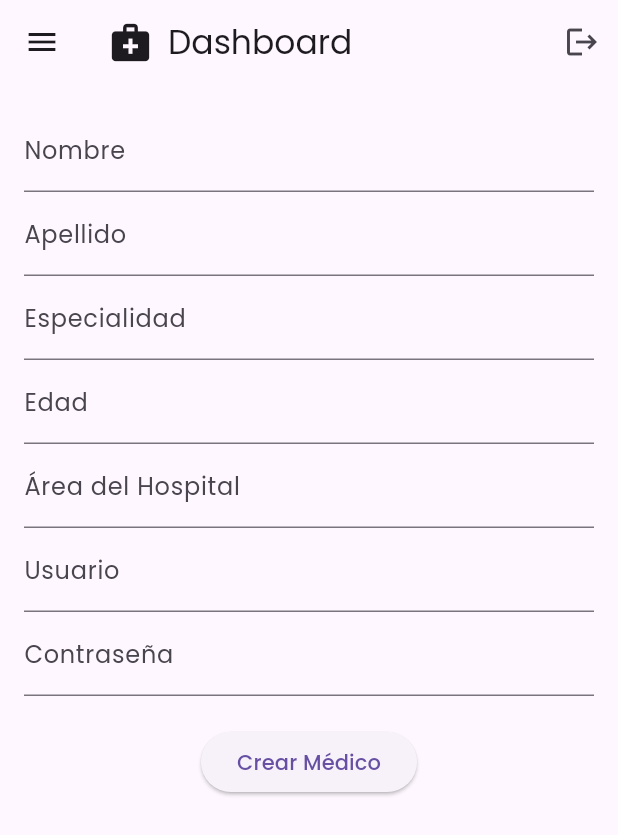
After one commit to manuelduarte077/news-analyzer-api, a Flutter app: the DashboardScreen screen opened by its route, in the side drawer, after a tap on "Crear Médico", on a phone screen of 412 x 824 dp. The commit adds this screen. Shown: the top 835 px of the screen. Run offline on Flutter 3.47's test engine with Material 3 defaults, Android fonts, the phone set to English and light mode, and no system bars; drawn by our look-alikes of toastification; our stand-ins replace firebase_auth, firebase_core, firebase_crashlytics, flutter_riverpod, flutter_screenutil, go_router and 1 more; accounts and stored records are empty; network calls fail; statements that could not run were skipped.

Commit message:
feat: implement dashboard with navigation

```diff
--- a/dashboard/lib/app/app.dart
+++ b/dashboard/lib/app/app.dart
@@ -34,7 +34,7 @@ class MyApp extends StatelessWidget {
                 ),
                 GoRoute(
                   path: '/home',
-                  builder: (context, state) => const HomePage(),
+                  builder: (context, state) => const DashboardScreen(),
                 ),
               ],
               redirect: (context, state) {
@@ -54,6 +54,7 @@ class MyApp extends StatelessWidget {
                 alignment: Alignment.topRight,
               ),
               child: MaterialApp.router(
+                debugShowCheckedModeBanner: false,
                 routerConfig: router,
                 theme: AppTheme.light,
                 title: 'DaktarLamara Dashboard',
--- a/dashboard/lib/features/home/home_page.dart
+++ b/dashboard/lib/features/home/home_page.dart
@@ -1,18 +1,43 @@
 import 'package:flutter/material.dart';
 import 'package:provider/provider.dart';
+import 'package:go_router/go_router.dart';
 import '../auth/provider/auth_provider.dart';
-import 'package:go_router/go_router.dart';
+import '../clinica/clinica_list.dart';
+import '../medico/medico_form.dart';
+import '../medico/medico_list.dart';
+import '../settings/settings.dart';
 
-class HomePage extends StatelessWidget {
-  const HomePage({super.key});
+class DashboardScreen extends StatefulWidget {
+  const DashboardScreen({super.key});
+
+  @override
+  State<DashboardScreen> createState() => _DashboardScreenState();
+}
+
+class _DashboardScreenState extends State<DashboardScreen> {
+  int _selectedIndex = 0;
+
+  final List<Widget> _sections = [
+    const MedicoListScreen(),
+    MedicoFormScreen(),
+    const SettingsScreen(),
+    const ClinicaListScreen(),
+  ];
 
   @override
   Widget build(BuildContext context) {
-    final authProvider = Provider.of<AuthProvider>(context);
+    final bool isMobile = MediaQuery.of(context).size.width < 600;
+    final authProvider = Provider.of<AuthProvider>(context, listen: false);
 
     return Scaffold(
       appBar: AppBar(
-        title: const Text('Admin Home'),
+        title: const Row(
+          children: [
+            Icon(Icons.medical_services, size: 30),
+            SizedBox(width: 10),
+            Text('Dashboard'),
+          ],
+        ),
         actions: [
           IconButton(
             icon: const Icon(Icons.logout),
@@ -23,12 +48,54 @@ class HomePage extends StatelessWidget {
           ),
         ],
       ),
-      body: const Center(
-        child: Text(
-          'Bienvenido, administrador!',
-          style: TextStyle(fontSize: 24),
-        ),
+      drawer: isMobile ? _buildDrawer() : null,
+      body: Row(
+        children: [
+          if (!isMobile) _buildSidebar(),
+          Expanded(child: _sections[_selectedIndex]),
+        ],
       ),
     );
   }
+
+  Widget _buildDrawer() {
+    return Drawer(
+      child: ListView(
+        children: _buildMenuItems(),
+      ),
+    );
+  }
+
+  Widget _buildSidebar() {
+    return Container(
+      width: 250,
+      color: Colors.grey[200],
+      child: Column(
+        children: _buildMenuItems(),
+      ),
+    );
+  }
+
+  List<Widget> _buildMenuItems() {
+    final menuItems = [
+      {'icon': Icons.list, 'title': 'Lista de Médicos'},
+      {'icon': Icons.person_add, 'title': 'Crear Médico'},
+      {'icon': Icons.settings, 'title': 'Settings'},
+      {'icon': Icons.local_hospital, 'title': 'Lista de Clínicas'},
+    ];
+
+    return List.generate(menuItems.length, (index) {
+      return ListTile(
+        leading: Icon(menuItems[index]['icon'] as IconData),
+        title: Text(menuItems[index]['title'] as String),
+        selected: _selectedIndex == index,
+        onTap: () {
+          setState(() {
+            _selectedIndex = index;
+          });
+          context.pop();
+        },
+      );
+    });
+  }
 }
--- /dev/null
+++ b/dashboard/lib/features/medico/medico_form.dart
@@ -0,0 +1,67 @@
+import 'package:flutter/material.dart';
+
+class MedicoFormScreen extends StatelessWidget {
+  final _formKey = GlobalKey<FormState>();
+  final _nombreController = TextEditingController();
+  final _apellidoController = TextEditingController();
+  final _especialidadController = TextEditingController();
+  final _edadController = TextEditingController();
+  final _areaController = TextEditingController();
+  final _usuarioController = TextEditingController();
+  final _passwordController = TextEditingController();
+
+  MedicoFormScreen({super.key});
+
+  @override
+  Widget build(BuildContext context) {
+    return SingleChildScrollView(
+      padding: const EdgeInsets.all(16.0),
+      child: Form(
+        key: _formKey,
+        child: Column(
+          children: [
+            TextFormField(
+              controller: _nombreController,
+              decoration: const InputDecoration(labelText: 'Nombre'),
+            ),
+            TextFormField(
+              controller: _apellidoController,
+              decoration: const InputDecoration(labelText: 'Apellido'),
+            ),
+            TextFormField(
+              controller: _especialidadController,
+              decoration: const InputDecoration(labelText: 'Especialidad'),
+            ),
+            TextFormField(
+              controller: _edadController,
+              decoration: const InputDecoration(labelText: 'Edad'),
+              keyboardType: TextInputType.number,
+            ),
+            TextFormField(
+              controller: _areaController,
+              decoration: const InputDecoration(labelText: 'Área del Hospital'),
+            ),
+            TextFormField(
+              controller: _usuarioController,
+              decoration: const InputDecoration(labelText: 'Usuario'),
+            ),
+            TextFormField(
+              controller: _passwordController,
+              decoration: const InputDecoration(labelText: 'Contraseña'),
+              obscureText: true,
+            ),
+            const SizedBox(height: 20),
+            ElevatedButton(
+              onPressed: () {
+                if (_formKey.currentState!.validate()) {
+                  // Lógica para crear médico
+                }
+              },
+              child: const Text('Crear Médico'),
+            ),
+          ],
+        ),
+      ),
+    );
+  }
+}
--- /dev/null
+++ b/dashboard/lib/features/medico/medico_list.dart
@@ -0,0 +1,12 @@
+import 'package:flutter/material.dart';
+
+class MedicoListScreen extends StatelessWidget {
+  const MedicoListScreen({super.key});
+
+  @override
+  Widget build(BuildContext context) {
+    return const Center(
+      child: Text('Lista de Médicos', style: TextStyle(fontSize: 24)),
+    );
+  }
+}
```
Also changed, not shown: dashboard/lib/features/clinica/clinica_list.dart (added, +19 -0 lines), dashboard/lib/features/settings/settings.dart (added, +20 -0 lines), 1 other file.
